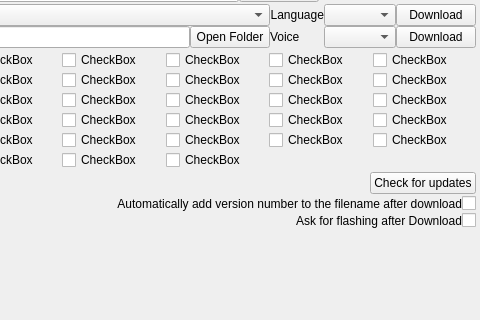
The window that src/preferencesdialog.ui (roberto1903/companion9x) describes before a commit, drawn with Qt 5; both pictures show x 205 to 685 and y 165 to 485 of the 685 by 625 pixel window.
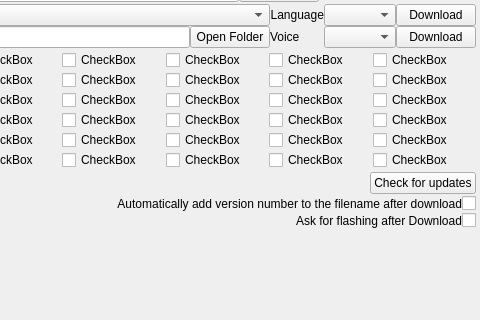
The same window after the commit. Icons and pictures are not drawn.

Commit message: rotenc option added (same group than potscroll)

```diff
--- a/src/preferencesdialog.ui
+++ b/src/preferencesdialog.ui
@@ -513,6 +513,20 @@
        </property>
       </widget>
      </item>
+     <item row="5" column="3">
+      <widget class="QCheckBox" name="optionCheckBox_29">
+       <property name="text">
+        <string>CheckBox</string>
+       </property>
+      </widget>
+     </item>
+     <item row="5" column="4">
+      <widget class="QCheckBox" name="optionCheckBox_30">
+       <property name="text">
+        <string>CheckBox</string>
+       </property>
+      </widget>
+     </item>
     </layout>
    </item>
    <item row="14" column="1" colspan="4">
```
The commit also changes 3 other files.
